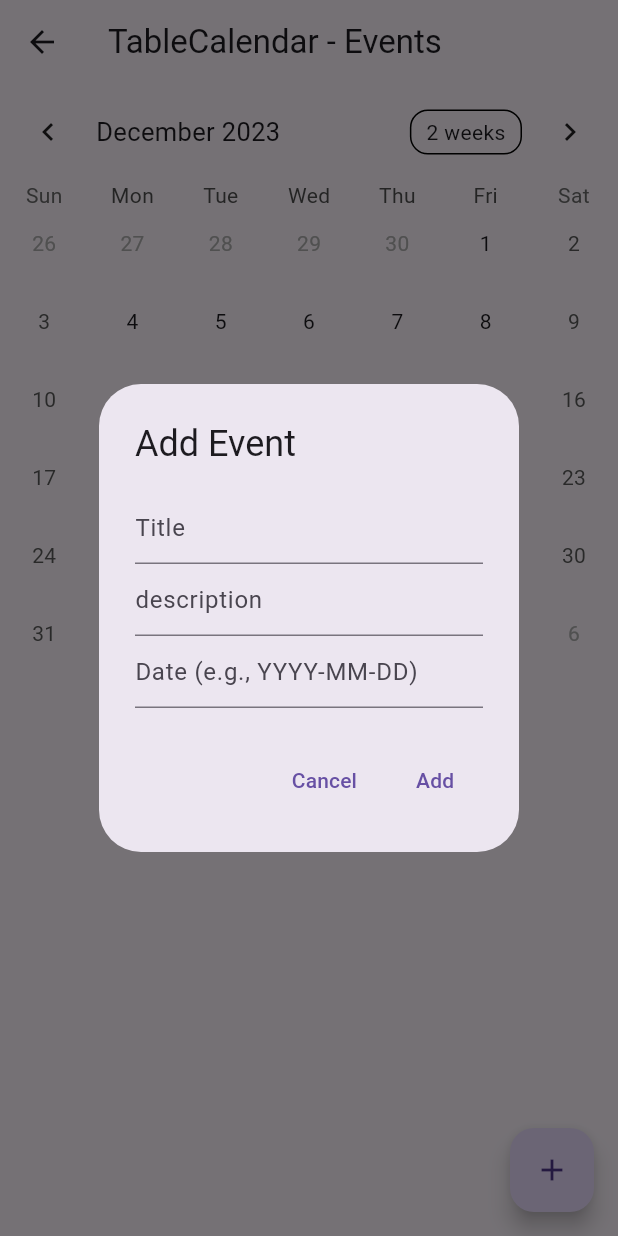
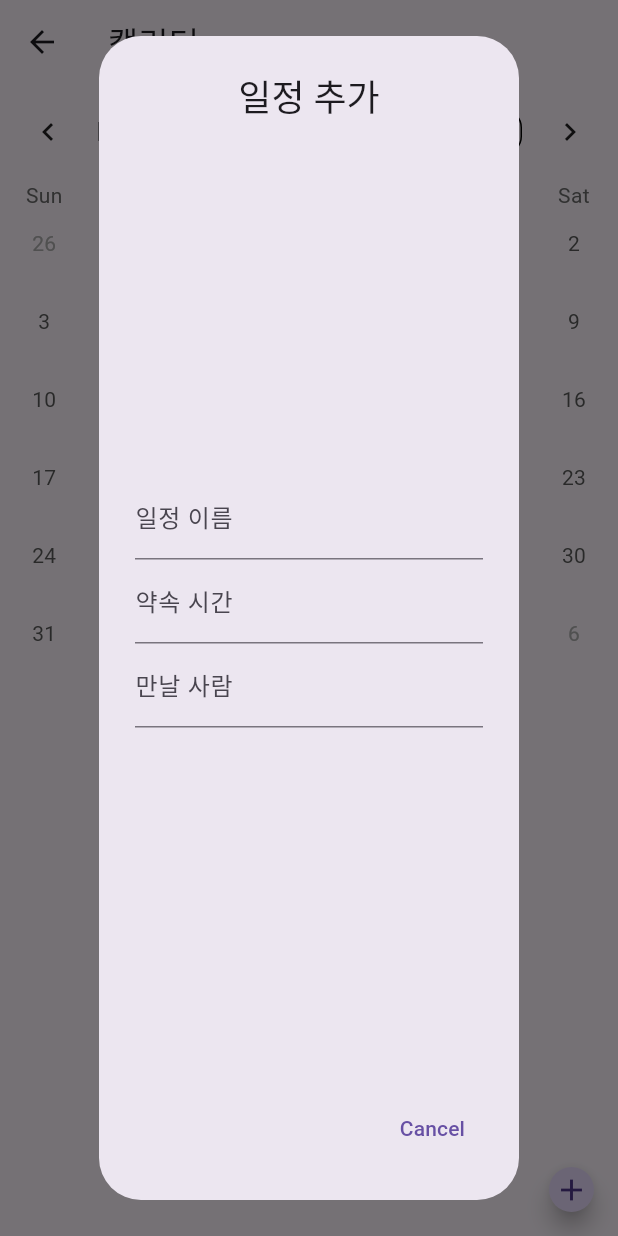
Before and after one commit to jjjh02/madcamp_1week, a Flutter app: the ViewCalendarPageWidget screen opened directly, after a tap on the "add" icon, on a phone screen of 412 x 824 dp. Run offline on Flutter 3.47's test engine with Material 3 defaults, Android fonts, the phone set to English and light mode, and no system bars; drawn by our look-alikes of table_calendar.

Commit message:
캘린더 수정

```diff
--- a/lib/pages/calendar/ViewCalendarPage.dart
+++ b/lib/pages/calendar/ViewCalendarPage.dart
@@ -3,14 +3,15 @@ import 'package:table_calendar/table_calendar.dart';
 
 class Event {
   final String title;
-  final String description;
-  final DateTime date;
+  final String time; // 약속 시간 추가
+  final String who; // 만날 사람 추가
 
-  Event(this.title, this.description, this.date);
+  Event(this.title, this.time, this.who);
 
   @override
-  String toString() => '$title - $description on ${date.toLocal()}';
+  String toString() => title;
 }
+
 class ViewCalendarPageWidget extends StatefulWidget {
   const ViewCalendarPageWidget({Key? key}) : super(key: key);
 
@@ -51,21 +52,31 @@ class _ViewCalendarPageWidgetState extends State<ViewCalendarPageWidget> {
     _selectedEvents?.value = _getEventsForDay(selectedDay);
   }
 
-  void _addEvent(String title, String description, String dateString) {
-  DateTime? eventDate = DateTime.tryParse(dateString);
-  if (eventDate == null || title.isEmpty || description.isEmpty) {
-    // 날짜 파싱 실패 혹은 제목/설명이 비어있으면 이벤트를 추가하지 않음.
-    return;
+ void _addEvent(String title, String time, String who) {
+  final event = Event(title, time, who);
+
+  if (_selectedDay != null) {
+    _events[_selectedDay!] = (_events[_selectedDay] ?? [])..add(event);
+    _selectedEvents?.value = _getEventsForDay(_selectedDay!);
+  }
 }
 
-  final event = Event(title, description, eventDate);
+void _addWho(String title, String who) {
+  final event = Event(title, "", who);
 
-  setState(() {
-    _events[eventDate] = (_events[eventDate] ?? [])..add(event);
-    if (_selectedDay != null && isSameDay(_selectedDay!, eventDate)) {
+  if (_selectedDay != null) {
+    _events[_selectedDay!] = (_events[_selectedDay] ?? [])..add(event);
     _selectedEvents?.value = _getEventsForDay(_selectedDay!);
   }
-  });
+}
+
+void _addTime(String title, String time) {
+  final event = Event(title, time, "");
+
+  if (_selectedDay != null) {
+    _events[_selectedDay!] = (_events[_selectedDay] ?? [])..add(event);
+    _selectedEvents?.value = _getEventsForDay(_selectedDay!);
+  }
 }
 
 void _deleteEvent(DateTime day, Event event) {
@@ -82,7 +93,7 @@ class _ViewCalendarPageWidgetState extends State<ViewCalendarPageWidget> {
   Widget build(BuildContext context) {
     return Scaffold(
       appBar: AppBar(
-        title: Text('TableCalendar - Events'),
+        title: Text('캘린더'),
       ),
       body: Column(
         children: [
@@ -102,6 +113,7 @@ class _ViewCalendarPageWidgetState extends State<ViewCalendarPageWidget> {
                 return ListView.builder(
                   itemCount: value.length,
                   itemBuilder: (context, index) {
+                    if (value[index] != null) {
                       return Container(
                         margin: const EdgeInsets.symmetric(
                           horizontal: 12.0,
@@ -111,14 +123,26 @@ class _ViewCalendarPageWidgetState extends State<ViewCalendarPageWidget> {
                           border: Border.all(),
                           borderRadius: BorderRadius.circular(12.0),
                         ),
+                        // 저장된 약속 시간과 만날 사람을 캘린더 하단에 보여줌
                       child: ListTile(
-                        title: Text('${value[index]}'),
+                          title: Column(
+                            crossAxisAlignment: CrossAxisAlignment.start,
+                            children: [
+                              Text('이벤트: ${value[index]?.title ?? "N/A"}'),
+                              Text('약속 시간: ${value[index]?.time ?? "N/A"}'),
+                              Text('만날 사람: ${value[index]?.who ?? "N/A"}'),
+                            ],
+                          ),
                           trailing: IconButton(
                             icon: Icon(Icons.delete),
                             onPressed: () => _deleteEvent(_selectedDay!, value[index]),
                           ),
                         ),
                       );
+                    } else {
+                      return Container();
+                    }
+
                   },
                 );
               },
@@ -126,52 +150,57 @@ class _ViewCalendarPageWidgetState extends State<ViewCalendarPageWidget> {
           ),
         ],
       ),
-      floatingActionButton: FloatingActionButton(
-  onPressed: () {
-    String title = '';
-    String description = '';
-    String date = '';
-
-    showDialog(
+      floatingActionButton: SizedBox(
+        width: 30.0, // 원하는 너비
+        height: 30.0, // 원하는 높이
+        child: FloatingActionButton(
+          onPressed: () => showDialog(
             context: context,
             builder: (context) => AlertDialog(
-        title: Text("Add Event"),
+              title: Column(
+                crossAxisAlignment: CrossAxisAlignment.center,
+                children: [
+                  Text("일정 추가"),
+                ],
+              ),
               content: Column(
-          mainAxisSize: MainAxisSize.min, // 컨텐츠 크기에 맞게 Column 크기 조정
+                mainAxisAlignment: MainAxisAlignment.center,
                 children: [
                   TextField(
-              decoration: InputDecoration(hintText: "Title"),
-              onChanged: (value) => title = value,
+                    decoration: InputDecoration(labelText: "일정 이름"),
+                    onSubmitted: (value) {
+                      Navigator.of(context).pop(); // 다이얼로그 닫기
+                      _addEvent(value, "", ""); // _addEvent 함수에 이벤트 이름과 시간 전달
+                    },
+                    keyboardType: TextInputType.text,
                   ),
                   TextField(
-              decoration: InputDecoration(hintText: "description"),
-              onChanged: (value) => description = value,
+                    decoration: InputDecoration(labelText: "약속 시간"),
+                    onSubmitted: (value) {
+                      Navigator.of(context).pop(); // 다이얼로그 닫기
+                      _addTime(value, ""); // _addTime 함수에 이벤트 이름과 시간 전달
+                    },
                   ),
                   TextField(
-              decoration: InputDecoration(hintText: "Date (e.g., YYYY-MM-DD)"),
-              onChanged: (value) => date = value,
+                    decoration: InputDecoration(labelText: "만날 사람"),
+                    onSubmitted: (value) {
+                      Navigator.of(context).pop(); // 다이얼로그 닫기
+                      _addWho(value, ""); // _addWho 함수에 이벤트 이름과 시간 전달
+                    },
                   ),
                 ],
               ),
               actions: <Widget>[
                 TextButton(
                   child: Text("Cancel"),
-            onPressed: () => Navigator.of(context).pop(),
-          ),
-          TextButton(
-            child: Text("Add"),
-            onPressed: () {
-              // 여기서 입력받은 데이터 처리
-              _addEvent(title, description, date);
-              Navigator.of(context).pop();
-            },
+                  onPressed: () => Navigator.of(context).pop(), //이벤트 추가 팝업화면
                 ),
               ],
             ),
-    );
-  },
-  child: Icon(Icons.add),
-)
+          ),
+          child: Icon(Icons.add), //우측 하단 추가 버튼
+        ),
+      ),
     );
   }
 }
```
Lines whose indentation alone changed are shown as unchanged.
